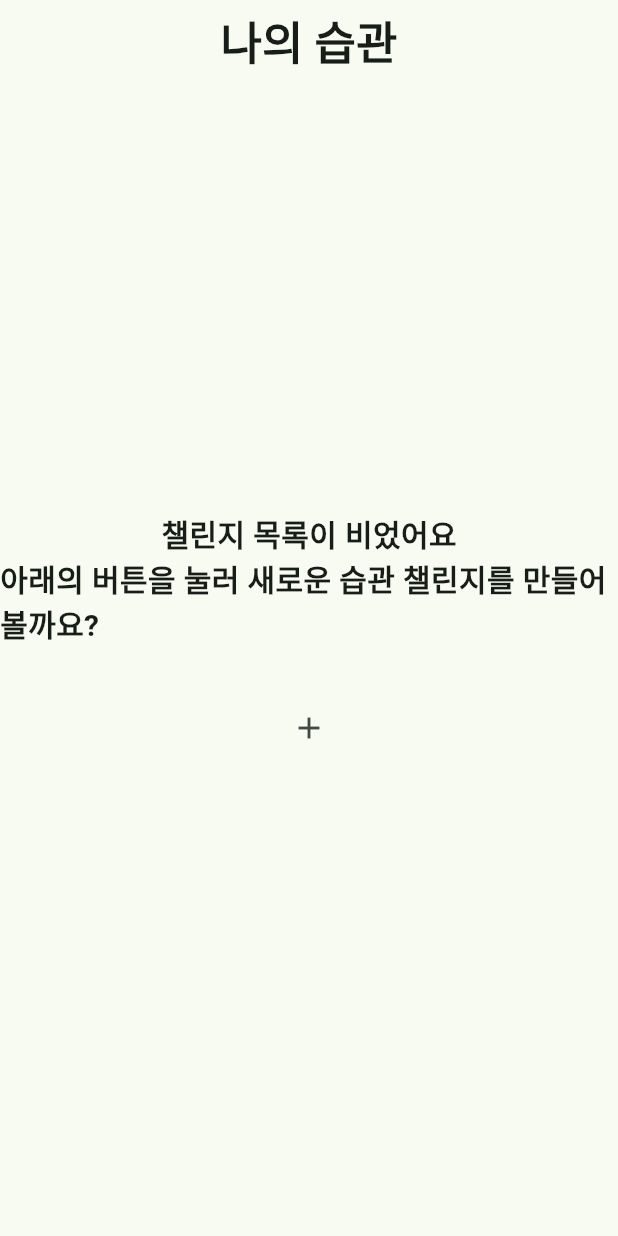
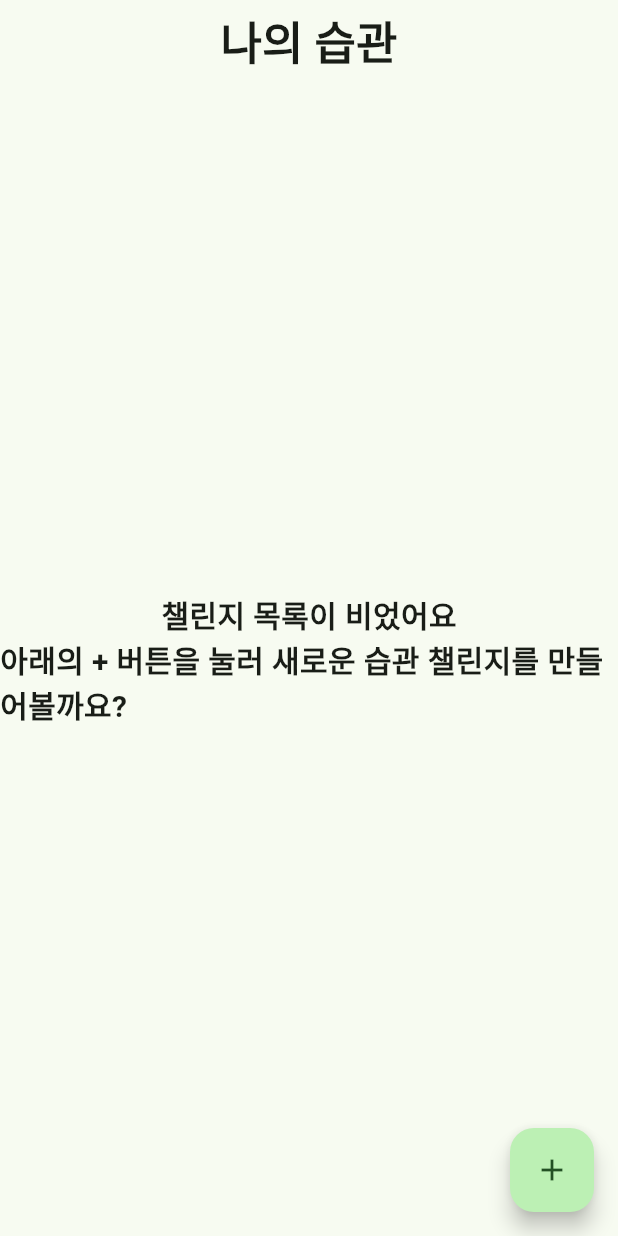
Before and after one commit to strangecoderK/good_job, a Flutter app: the MainScreen screen opened by its route, on a phone screen of 412 x 824 dp. Run offline on Flutter 3.47's test engine with Material 3 defaults, Android fonts, the phone set to English and light mode, and no system bars; our stand-ins replace freezed_annotation, go_router, hive_flutter; accounts and stored records are empty; generated files the repository leaves out were written again; Roboto replaces fonts that are missing (right).

Commit message:
feat : sheet 생성, hive 에 저장

```diff
--- a/lib/config/router/router.dart
+++ b/lib/config/router/router.dart
@@ -1,6 +1,8 @@
 import 'package:flutter/material.dart';
 import 'package:go_router/go_router.dart';
+import 'package:good_job/data/repository/sheet_repository_impl.dart';
 import 'package:good_job/presentation/screen/main/main_screen.dart';
+import 'package:good_job/presentation/screen/main/main_view_model.dart';
 import 'package:good_job/presentation/screen/make_sheet/make_sheet_screen.dart';
 import 'package:good_job/presentation/screen/make_sheet/make_sheet_view_model.dart';
 import 'package:good_job/presentation/screen/splash/splash_screen.dart';
@@ -14,13 +16,19 @@ final router = GoRouter(
     ),
     GoRoute(
       path: '/main',
-      builder: (context, state) => const MainScreen(),
+      builder: (context, state) {
+        return ChangeNotifierProvider(
+          create: (BuildContext context) =>
+              MainViewModel(repository: SheetRepositoryImpl()),
+          child: const MainScreen(),
+        );
+      },
     ),
     GoRoute(
       path: '/make-sheet',
       builder: (context, state) {
         return ChangeNotifierProvider<MakeSheetViewModel>(
-          create: (BuildContext context) => MakeSheetViewModel(),
+          create: (BuildContext context) => MakeSheetViewModel(repository: SheetRepositoryImpl()),
           child: const MakeSheetScreen(),
         );
       },
--- a/lib/data/repository/sheet_repository_impl.dart
+++ b/lib/data/repository/sheet_repository_impl.dart
@@ -1,16 +1,16 @@
 import 'package:good_job/domain/model/sheet.dart';
 import 'package:good_job/domain/repository/sheet_repository.dart';
-import 'package:hive/hive.dart';
+import 'package:hive_flutter/hive_flutter.dart';
 
 class SheetRepositoryImpl implements SheetRepository {
   @override
   Box<Sheet> getSheetsBox() {
-    return Hive.box('sheets');
+    return  Hive.box<Sheet>('sheets');
   }
 
   @override
   void addSheet({required String name, required int count}) {
-    // TODO: implement addSheet
+
   }
 
   @override
--- a/lib/domain/model/sheet.dart
+++ b/lib/domain/model/sheet.dart
@@ -18,17 +18,22 @@ class Sheet extends HiveObject {
   int filledCount;
 
   @HiveField(4)
-  DateTime? lastFilledDate;
+  bool ableToCheck;
 
   @HiveField(5)
-  bool? ableToCheck;
+  DateTime? lastFilledDate;
 
   Sheet({
     required this.id,
     required this.name,
     required this.count,
     required this.filledCount,
+    required this.ableToCheck,
     this.lastFilledDate,
-    this.ableToCheck,
   });
+
+  @override
+  String toString() {
+    return 'Sheet{id: $id, name: $name, count: $count, filledCount: $filledCount, ableToCheck: $ableToCheck, lastFilledDate: $lastFilledDate}';
+  }
 }
--- a/lib/presentation/component/input_text_field.dart
+++ b/lib/presentation/component/input_text_field.dart
@@ -26,6 +26,7 @@ class InputTextField extends StatelessWidget {
           Padding(
             padding: const EdgeInsets.only(top: 8.0),
             child: TextFormField(
+              controller: controller,
               decoration: InputDecoration(
                 filled: true,
                 fillColor: Colors.white,
--- a/lib/presentation/screen/main/main_screen.dart
+++ b/lib/presentation/screen/main/main_screen.dart
@@ -1,6 +1,9 @@
 import 'package:flutter/material.dart';
 import 'package:go_router/go_router.dart';
+import 'package:good_job/presentation/component/sheet_tile.dart';
+import 'package:good_job/presentation/screen/main/main_view_model.dart';
 import 'package:good_job/ui/right_text_style.dart';
+import 'package:provider/provider.dart';
 
 class MainScreen extends StatefulWidget {
   const MainScreen({super.key});
@@ -12,6 +15,7 @@ class MainScreen extends StatefulWidget {
 class _MainScreenState extends State<MainScreen> {
   @override
   Widget build(BuildContext context) {
+    final viewModel = context.watch<MainViewModel>();
     return Scaffold(
       appBar: AppBar(
         centerTitle: true,
@@ -20,29 +24,31 @@ class _MainScreenState extends State<MainScreen> {
           style: RightTextStyle.headerTextBold,
         ),
       ),
-      body: Center(
+      body: viewModel.sheets!.values.isEmpty
+          ? const Center(
               child: Column(
                 mainAxisAlignment: MainAxisAlignment.center,
                 children: [
-            const Text(
+                  Text(
                     '챌린지 목록이 비었어요',
                     style: RightTextStyle.largeTextBold,
                   ),
-            const Text(
-              '아래의 버튼을 눌러 새로운 습관 챌린지를 만들어볼까요?',
+                  Text(
+                    '아래의 + 버튼을 눌러 새로운 습관 챌린지를 만들어볼까요?',
                     style: RightTextStyle.largeTextBold,
                   ),
-            Padding(
-              padding: const EdgeInsets.all(30.0),
-              child: IconButton(
-                onPressed: () {
-                  context.push('/make-sheet');
-                },
-                icon: const Icon(Icons.add),
+                ],
               ),
             )
-          ],
-        ),
+          : ListView(
+              children: viewModel.sheets!.values
+                  .map((e) => SheetTile(sheet: e))
+                  .toList()),
+      floatingActionButton: FloatingActionButton(
+        onPressed: () async {
+          context.go('/make-sheet');
+        },
+        child: const Icon(Icons.add),
       ),
     );
   }
--- a/lib/presentation/screen/main/main_view_model.dart
+++ b/lib/presentation/screen/main/main_view_model.dart
@@ -1,12 +1,24 @@
 import 'package:flutter/material.dart';
 import 'package:good_job/domain/model/sheet.dart';
+import 'package:good_job/domain/repository/sheet_repository.dart';
 import 'package:hive_flutter/hive_flutter.dart';
 
 class MainViewModel with ChangeNotifier {
-  late Box<Sheet> sheetsBox;
-  bool isLoading  = false;
+  Box<Sheet>? sheets;
+  final SheetRepository repository;
 
+  MainViewModel({
+    required this.repository,
+  }) {
+    init();
+  }
 
+  void init() {
+    sheets = repository.getSheetsBox();
+    notifyListeners();
+  }
 
+  void updateSheet() {}
 
+  void deleteSheet() {}
 }
```
Also changed, not shown: lib/presentation/component/sheet_tile.dart (+29 -29 lines), lib/presentation/screen/main/main_state.dart (deleted, +0 -14 lines), lib/presentation/screen/make_sheet/make_sheet_screen.dart (+13 -3 lines), lib/presentation/screen/make_sheet/make_sheet_view_model.dart (+14 -2 lines), lib/domain/model/sheet.g.dart. Lines whose indentation alone changed are shown as unchanged.
